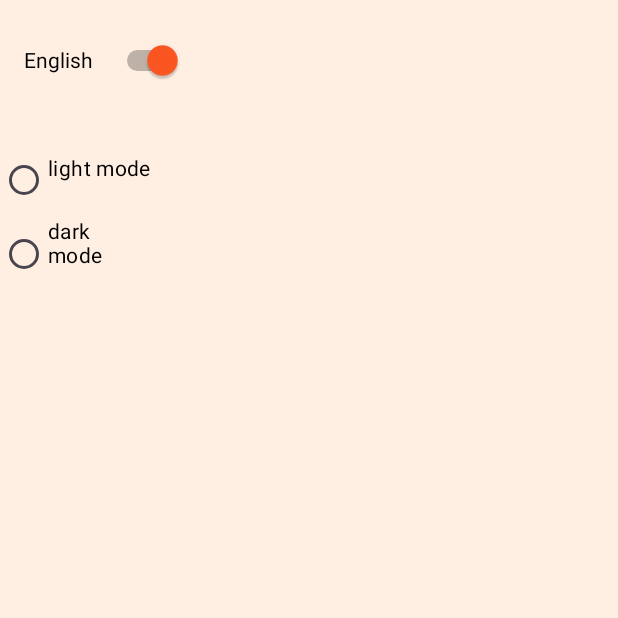
After one commit to lynaKsr/quiz_app, an Android app: the SettingActivity screen opened directly, with no data from a screen before it, on a phone screen of 412 x 824 dp, the top half of it. The commit adds this screen. Run offline under Robolectric (Android 15) with nearby library versions, the phone set to English and light mode, and no system bars.

Commit message:
ajout d'un layout setting

```diff
--- a/app/src/main/AndroidManifest.xml
+++ b/app/src/main/AndroidManifest.xml
@@ -14,6 +14,9 @@
         android:supportsRtl="true"
         android:theme="@style/Theme.Quiz_app"
         tools:targetApi="31">
+        <activity
+            android:name=".SettingActivity"
+            android:exported="false" />
         <activity
             android:name=".QuestionT4Activity"
             android:exported="false" />
--- a/app/src/main/java/com/example/quiz_app/AccueilActivity.java
+++ b/app/src/main/java/com/example/quiz_app/AccueilActivity.java
@@ -62,7 +62,7 @@ public class AccueilActivity extends AppCompatActivity {
                 String pseudo = editTextPseudo.getText().toString();
                 if(!pseudo.isEmpty()) {
                     Toast.makeText(AccueilActivity.this, "Successfully chosen holder " + pseudo, Toast.LENGTH_SHORT).show();
-                    Intent intent = new Intent(AccueilActivity.this, ChooseCategoryActivity.class);
+                    Intent intent = new Intent(AccueilActivity.this, SettingActivity.class);
                     startActivity(intent);
                 } else {
                     Toast.makeText(AccueilActivity.this, "Please enter your holder ! ", Toast.LENGTH_SHORT).show();
--- /dev/null
+++ b/app/src/main/java/com/example/quiz_app/SettingActivity.java
@@ -0,0 +1,14 @@
+package com.example.quiz_app;
+
+import androidx.appcompat.app.AppCompatActivity;
+
+import android.os.Bundle;
+
+public class SettingActivity extends AppCompatActivity {
+
+    @Override
+    protected void onCreate(Bundle savedInstanceState) {
+        super.onCreate(savedInstanceState);
+        setContentView(R.layout.activity_setting);
+    }
+}
--- /dev/null
+++ b/app/src/main/res/layout/activity_setting.xml
@@ -0,0 +1,61 @@
+<?xml version="1.0" encoding="utf-8"?>
+<androidx.constraintlayout.widget.ConstraintLayout xmlns:android="http://schemas.android.com/apk/res/android"
+    xmlns:app="http://schemas.android.com/apk/res-auto"
+    xmlns:tools="http://schemas.android.com/tools"
+    android:layout_width="match_parent"
+    android:layout_height="match_parent"
+    android:background="#FFEEE2"
+    tools:context=".SettingActivity">
+
+
+    <Switch
+        android:id="@+id/languageSwitch"
+        android:layout_width="106dp"
+        android:layout_height="48dp"
+        android:layout_marginStart="16dp"
+        android:layout_marginTop="16dp"
+        android:checked="true"
+        android:text="@string/language_switch"
+        android:textColor="@color/black"
+        android:thumbTint="#FF5722"
+        android:trackTint="@color/black"
+        app:layout_constraintStart_toStartOf="parent"
+        app:layout_constraintTop_toTopOf="parent"
+        tools:ignore="UseSwitchCompatOrMaterialXml" />
+
+    <androidx.recyclerview.widget.RecyclerView
+        android:id="@+id/recyclerView"
+        android:layout_width="match_parent"
+        android:layout_height="0dp"
+        android:layout_marginTop="16dp"
+        android:layout_marginStart="16dp"
+        android:layout_marginEnd="16dp"
+        app:layout_constraintTop_toBottomOf="@id/languageSwitch" />
+
+    <RadioGroup
+        android:id="@+id/themeGroup"
+        android:layout_width="match_parent"
+        android:layout_height="wrap_content"
+        android:layout_marginTop="16dp"
+        android:orientation="vertical"
+        app:layout_constraintTop_toBottomOf="@id/recyclerView">
+
+        <RadioButton
+            android:id="@+id/themeLight"
+            android:layout_width="wrap_content"
+            android:layout_height="wrap_content"
+            android:text="@string/theme_light"
+            android:textColor="@color/black"
+            android:buttonTint="#FF5722"/>
+
+        <RadioButton
+            android:id="@+id/themeDark"
+            android:layout_width="wrap_content"
+            android:layout_height="wrap_content"
+            android:text="@string/theme_dark"
+            android:textColor="@color/black"
+            android:buttonTint="#FF5722" />
+    </RadioGroup>
+
+
+</androidx.constraintlayout.widget.ConstraintLayout>
--- a/app/src/main/res/values/strings.xml
+++ b/app/src/main/res/values/strings.xml
@@ -48,4 +48,7 @@
     <string name="question_04" translatable="false">question 04\n</string>
     <string name="response">"enter the correct answer "</string>
     <string name="response_t4">response</string>
+    <string name="language_switch">English</string>
+    <string name="theme_light">light mode\n</string>
+    <string name="theme_dark">dark mode\n</string>
 </resources>
```
